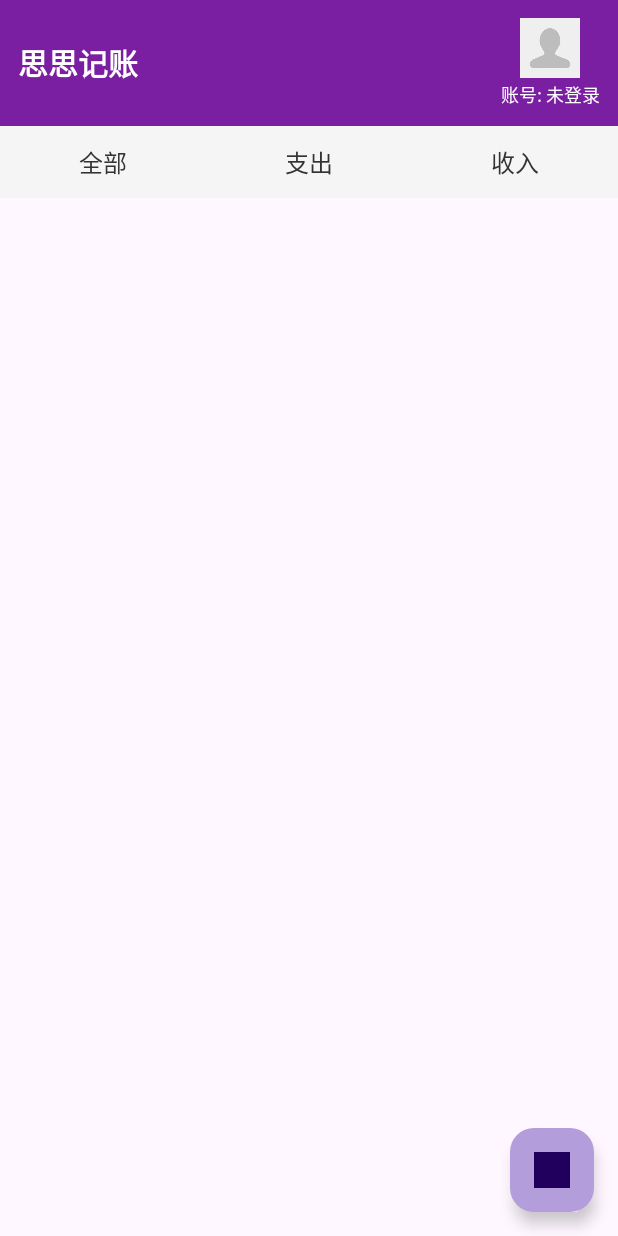
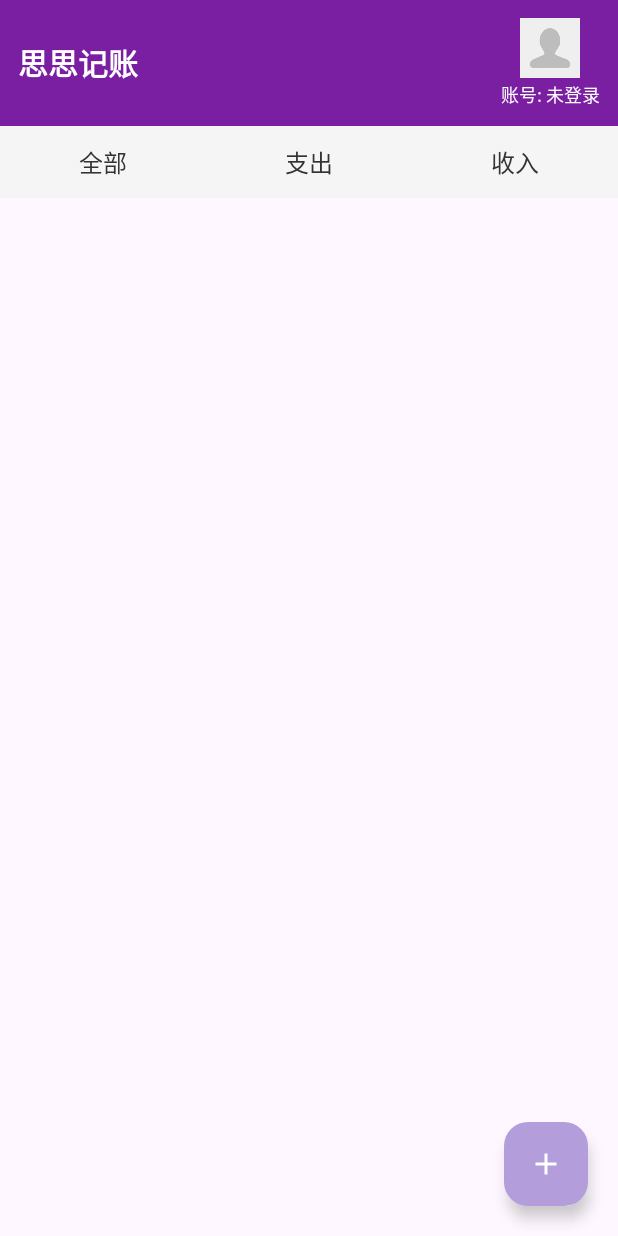
Before and after one commit to qiutf1/an-android-app-project, an Android app: the layout fragment_record.xml on its own in the app's theme, with its tools: preview values and no code run, on a phone screen of 412 x 824 dp. Run offline under Robolectric (Android 15) with nearby library versions, the phone set to English and light mode, and no system bars.

Commit message:
将增加账目的控件改为悬浮控件

```diff
--- a/app/src/main/java/com/example/myapp4/fragments/RecordFragment.java
+++ b/app/src/main/java/com/example/myapp4/fragments/RecordFragment.java
@@ -25,10 +25,10 @@ public class RecordFragment extends Fragment {
 
     private ImageView ivAvatar;
     private TextView tvAppName;
-    private TextView tvAccountName; // ✅ 新增账号显示
+    private TextView tvAccountName;
     private TextView tabAll, tabExpense, tabIncome;
     private ListView lvRecords;
-    private FloatingActionButton fabAdd;
+    private FloatingActionButton fabAdd; // ✅ 改为悬浮按钮
 
     private RecordAdapter adapter;
     private DatabaseHelper dbHelper;
@@ -43,7 +43,7 @@ public class RecordFragment extends Fragment {
                              @Nullable Bundle savedInstanceState) {
         View v = inflater.inflate(R.layout.fragment_record, container, false);
 
-        // 绑定顶部主题栏
+        // 顶部栏
         ivAvatar = v.findViewById(R.id.ivAvatar);
         tvAppName = v.findViewById(R.id.tvAppName);
         tvAccountName = v.findViewById(R.id.tvAccountName);
@@ -56,25 +56,25 @@ public class RecordFragment extends Fragment {
         tvAppName.setText("思思记账");
         tvAccountName.setText("账号: " + (username == null ? "未登录" : username));
 
-        // 绑定其他控件
+        // Tab
         tabAll = v.findViewById(R.id.tabAll);
         tabExpense = v.findViewById(R.id.tabExpense);
         tabIncome = v.findViewById(R.id.tabIncome);
+
+        // 列表 & 悬浮按钮
         lvRecords = v.findViewById(R.id.lvRecords);
         fabAdd = v.findViewById(R.id.fabAdd);
 
         dbHelper = new DatabaseHelper(requireContext());
-
-        // 适配器
         adapter = new RecordAdapter(requireContext(), new ArrayList<>());
         lvRecords.setAdapter(adapter);
 
-        // Tab 切换
+        // Tab 点击事件
         tabAll.setOnClickListener(v1 -> { currentFilter = "全部"; applyFilter(); });
         tabExpense.setOnClickListener(v1 -> { currentFilter = "支出"; applyFilter(); });
         tabIncome.setOnClickListener(v1 -> { currentFilter = "收入"; applyFilter(); });
 
-        // 新增账单
+        // 悬浮按钮：新增账单
         fabAdd.setOnClickListener(v1 -> showAddOrEditDialog(null));
 
         // 点击修改
@@ -99,7 +99,6 @@ public class RecordFragment extends Fragment {
         });
 
         loadRecords();
-
         return v;
     }
 
@@ -126,7 +125,7 @@ public class RecordFragment extends Fragment {
         }).start();
     }
 
-    /** 应用筛选条件 */
+    /** 筛选 */
     private void applyFilter() {
         List<Record> filtered = new ArrayList<>();
         for (Record r : allRecords) {
@@ -136,7 +135,7 @@ public class RecordFragment extends Fragment {
         adapter.setRecords(filtered);
     }
 
-    /** 弹出添加或编辑对话框 */
+    /** 添加/编辑记录 */
     private void showAddOrEditDialog(@Nullable Record record) {
         View dialogView = LayoutInflater.from(requireContext()).inflate(R.layout.dialog_add_record, null);
         EditText etAmount = dialogView.findViewById(R.id.etAmount);
@@ -146,19 +145,16 @@ public class RecordFragment extends Fragment {
         TextView tvDate = dialogView.findViewById(R.id.tvDate);
         Button btnPickDate = dialogView.findViewById(R.id.btnPickDate);
 
-        // 类型选择
         ArrayAdapter<CharSequence> typeAdapter = ArrayAdapter.createFromResource(requireContext(),
                 R.array.type_array, android.R.layout.simple_spinner_item);
         typeAdapter.setDropDownViewResource(android.R.layout.simple_spinner_dropdown_item);
         spType.setAdapter(typeAdapter);
 
-        // 类别选择
         ArrayAdapter<CharSequence> catAdapter = ArrayAdapter.createFromResource(requireContext(),
                 R.array.category_array, android.R.layout.simple_spinner_item);
         catAdapter.setDropDownViewResource(android.R.layout.simple_spinner_dropdown_item);
         spCategory.setAdapter(catAdapter);
 
-        // 用数组包装，避免 lambda final 限制
         final long[] selectedTs = {System.currentTimeMillis()};
         tvDate.setText(new SimpleDateFormat("yyyy-MM-dd", Locale.getDefault()).format(new Date(selectedTs[0])));
 
@@ -173,7 +169,6 @@ public class RecordFragment extends Fragment {
             }, c.get(Calendar.YEAR), c.get(Calendar.MONTH), c.get(Calendar.DAY_OF_MONTH)).show();
         });
 
-        // 如果是修改，填充旧数据
         if (record != null) {
             etAmount.setText(String.valueOf(record.getAmount()));
             etNote.setText(record.getNote());
--- /dev/null
+++ b/app/src/main/res/drawable/ic_add.xml
@@ -0,0 +1,9 @@
+<vector xmlns:android="http://schemas.android.com/apk/res/android"
+    android:width="24dp"
+    android:height="24dp"
+    android:viewportWidth="24"
+    android:viewportHeight="24">
+    <path
+        android:fillColor="#FFFFFF"
+        android:pathData="M19,13h-6v6h-2v-6H5v-2h6V5h2v6h6v2z"/>
+</vector>
--- a/app/src/main/res/layout/fragment_record.xml
+++ b/app/src/main/res/layout/fragment_record.xml
@@ -1,22 +1,22 @@
 <?xml version="1.0" encoding="utf-8"?>
-<LinearLayout xmlns:android="http://schemas.android.com/apk/res/android"
+<RelativeLayout xmlns:android="http://schemas.android.com/apk/res/android"
     xmlns:app="http://schemas.android.com/apk/res-auto"
     android:layout_width="match_parent"
-    android:layout_height="match_parent"
-    android:orientation="vertical">
+    android:layout_height="match_parent">
 
     <!-- 顶部栏 -->
     <include
+        android:id="@+id/headerLayout"
         layout="@layout/layout_header"
         android:layout_width="match_parent"
-        android:layout_height="wrap_content"/>
-
+        android:layout_height="wrap_content" />
 
     <!-- 分类 Tab -->
     <LinearLayout
         android:id="@+id/filterTabs"
         android:layout_width="match_parent"
         android:layout_height="48dp"
+        android:layout_below="@id/headerLayout"
         android:orientation="horizontal"
         android:gravity="center"
         android:background="#F5F5F5">
@@ -24,36 +24,39 @@
         <TextView
             android:id="@+id/tabAll"
             style="@style/TabItemStyle"
-            android:text="全部"/>
+            android:text="全部" />
 
         <TextView
             android:id="@+id/tabExpense"
             style="@style/TabItemStyle"
-            android:text="支出"/>
+            android:text="支出" />
 
         <TextView
             android:id="@+id/tabIncome"
             style="@style/TabItemStyle"
-            android:text="收入"/>
+            android:text="收入" />
     </LinearLayout>
 
     <!-- 账单列表 -->
     <ListView
         android:id="@+id/lvRecords"
         android:layout_width="match_parent"
-        android:layout_height="0dp"
-        android:layout_weight="1"
+        android:layout_height="match_parent"
+        android:layout_below="@id/filterTabs"
         android:divider="@android:color/transparent"
         android:dividerHeight="8dp"
-        android:padding="8dp"/>
+        android:padding="8dp" />
 
     <!-- 悬浮按钮 -->
     <com.google.android.material.floatingactionbutton.FloatingActionButton
         android:id="@+id/fabAdd"
         android:layout_width="wrap_content"
         android:layout_height="wrap_content"
-        android:layout_gravity="end|bottom"
-        android:layout_margin="16dp"
-        android:src="@drawable/ic_add"
-        app:backgroundTint="@color/purple_200"/>
-</LinearLayout>
+        android:layout_alignParentBottom="true"
+        android:layout_alignParentEnd="true"
+        android:layout_margin="20dp"
+        app:backgroundTint="@color/purple_200"
+        app:srcCompat="@drawable/ic_add"
+        app:tint="@android:color/white"
+        android:contentDescription="新增账目" />
+</RelativeLayout>
```
Also changed, not shown: app/src/main/res/drawable/ic_add.jpg (deleted).
